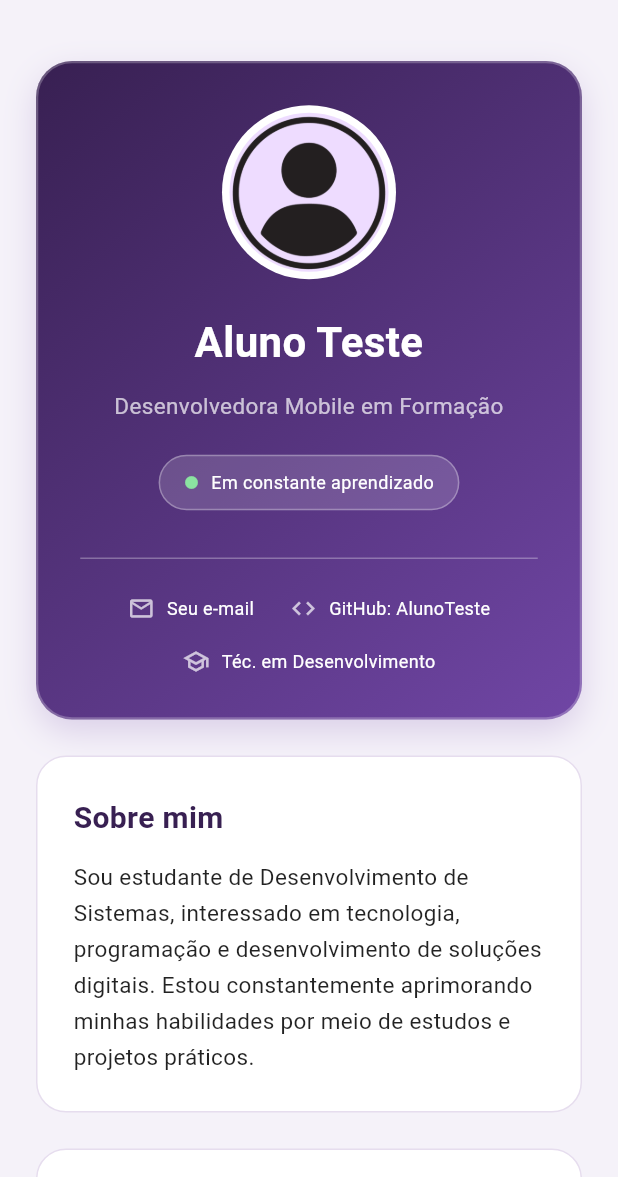
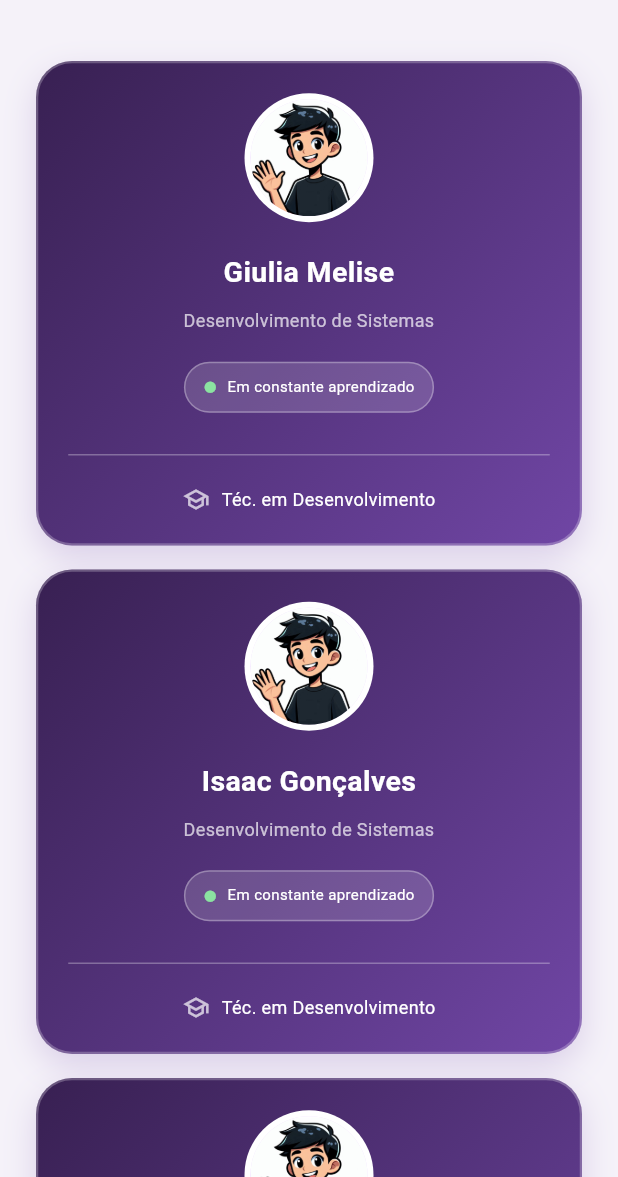
Before and after one commit to IsaacGoncalves01/devfolio_app, a Flutter app: the screen it shows after launch, on a phone screen of 412 x 824 dp, the part 59-1236 px from its top. Run offline on Flutter 3.47's test engine with Material 3 defaults, Android fonts, the phone set to English and light mode, and no system bars.

Commit message:
V.0.0.5 - Atualização das fotos dos alunos

```diff
--- a/lib/screens/perfil_screen.dart
+++ b/lib/screens/perfil_screen.dart
@@ -1,3 +1,4 @@
+
 import 'package:flutter/material.dart';
 
 import '../theme/app_colors.dart';
@@ -5,7 +6,6 @@ import '../widgets/info_item.dart';
 import '../widgets/skill_chip.dart';
 import '../widgets/dashboard_section.dart';
 
-// Tela principal do DevFolio
 class PerfilScreen extends StatelessWidget {
   const PerfilScreen({super.key});
 
@@ -13,7 +13,6 @@ class PerfilScreen extends StatelessWidget {
   Widget build(BuildContext context) {
     return Scaffold(
       backgroundColor: AppColors.fundo,
-
       appBar: AppBar(
         title: const Text(
           'DevFolio',
@@ -23,170 +22,56 @@ class PerfilScreen extends StatelessWidget {
         foregroundColor: AppColors.roxoEscuro,
         elevation: 0,
       ),
-
       body: SingleChildScrollView(
         padding: const EdgeInsets.all(24),
-
         child: Center(
           child: ConstrainedBox(
-            constraints: const BoxConstraints(maxWidth: 850),
-
+            constraints: const BoxConstraints(maxWidth: 1100),
             child: Column(
               crossAxisAlignment: CrossAxisAlignment.stretch,
               children: [
-                // CARTÃO DE IDENTIFICAÇÃO
-                Container(
-                  padding: const EdgeInsets.all(28),
+                LayoutBuilder(
+                  builder: (context, constraints) {
+                    final largura = constraints.maxWidth >= 750
+                        ? (constraints.maxWidth - 32) / 3
+                        : constraints.maxWidth;
 
-                  decoration: BoxDecoration(
-                    gradient: const LinearGradient(
-                      colors: [
-                        AppColors.roxoEscuro,
-                        AppColors.roxo,
-                      ],
-                      begin: Alignment.topLeft,
-                      end: Alignment.bottomRight,
-                    ),
-
-                    borderRadius: BorderRadius.circular(24),
-
-                    border: Border.all(
-                      color: Colors.white.withValues(alpha: 0.25),
-                      width: 1.5,
-                    ),
-
-                    boxShadow: [
-                      BoxShadow(
-                        color: AppColors.roxo.withValues(alpha: 0.20),
-                        blurRadius: 18,
-                        offset: const Offset(0, 8),
-                      ),
-                    ],
-                  ),
-
-                  child: Column(
-                    children: [
-                      // FOTO DE PERFIL
-                      CircleAvatar(
-                        radius: 58,
-                        backgroundColor: Colors.white,
-
-                        child: CircleAvatar(
-                          radius: 53,
-                          backgroundImage: const AssetImage(
-                            'assets/images/perfil.png',
+                    return Wrap(
+                      spacing: 16,
+                      runSpacing: 16,
+                      children: [
+                        SizedBox(
+                          width: largura,
+                          child: const CartaoAluno(
+                            nome: 'Giulia Melise',
                           ),
                         ),
-                      ),
-
-                      const SizedBox(height: 20),
-
-                      // NOME
-                      const Text(
-                        'Aluno Teste',
-                        textAlign: TextAlign.center,
-                        style: TextStyle(
-                          color: Colors.white,
-                          fontSize: 28,
-                          fontWeight: FontWeight.bold,
+                        SizedBox(
+                          width: largura,
+                          child: const CartaoAluno(
+                            nome: 'Isaac Gonçalves',
+                          ),
                         ),
-                      ),
-
-                      const SizedBox(height: 8),
-
-                      // IDENTIFICAÇÃO PROFISSIONAL
-                      const Text(
-                        'Desenvolvedora Mobile em Formação',
-                        textAlign: TextAlign.center,
-                        style: TextStyle(
-                          color: Colors.white70,
-                          fontSize: 15,
+                        SizedBox(
+                          width: largura,
+                          child: const CartaoAluno(
+                            nome: 'Bianca de Oliveira',
+                          ),
                         ),
-                      ),
-
-                      const SizedBox(height: 20),
-
-                      // STATUS
-                      Container(
-                        padding: const EdgeInsets.symmetric(
-                          horizontal: 16,
-                          vertical: 8,
-                        ),
-
-                        decoration: BoxDecoration(
-                          color: Colors.white.withValues(alpha: 0.15),
-                          borderRadius: BorderRadius.circular(30),
-                          border: Border.all(color: Colors.white30),
-                        ),
-
-                        child: const Row(
-                          mainAxisSize: MainAxisSize.min,
-                          children: [
-                            Icon(
-                              Icons.circle,
-                              color: Color(0xFF8BE3A1),
-                              size: 10,
-                            ),
-
-                            SizedBox(width: 8),
-
-                            Text(
-                              'Em constante aprendizado',
-                              style: TextStyle(
-                                color: Colors.white,
-                                fontSize: 12,
-                              ),
-                            ),
-                          ],
-                        ),
-                      ),
-
-                      const SizedBox(height: 24),
-
-                      Divider(
-                        color: Colors.white.withValues(alpha: 0.3),
-                      ),
-
-                      const SizedBox(height: 16),
-
-                      // INFORMAÇÕES DE CONTATO
-                      const Wrap(
-                        alignment: WrapAlignment.center,
-                        spacing: 24,
-                        runSpacing: 16,
-                        children: [
-                          InfoItem(
-                            icone: Icons.email_outlined,
-                            texto: 'Seu e-mail',
-                          ),
-
-                          InfoItem(
-                            icone: Icons.code,
-                            texto: 'GitHub: AlunoTeste',
-                          ),
-
-                          InfoItem(
-                            icone: Icons.school_outlined,
-                            texto: 'Téc. em Desenvolvimento',
-                          ),
-                        ],
-                      ),
-                    ],
-                  ),
+                      ],
+                    );
+                  },
                 ),
 
                 const SizedBox(height: 24),
 
-                // SEÇÃO SOBRE MIM
                 Container(
                   padding: const EdgeInsets.all(24),
-
                   decoration: BoxDecoration(
                     color: Colors.white,
                     borderRadius: BorderRadius.circular(20),
                     border: Border.all(color: AppColors.borda),
                   ),
-
                   child: Column(
                     crossAxisAlignment: CrossAxisAlignment.start,
                     children: [
@@ -198,16 +83,13 @@ class PerfilScreen extends StatelessWidget {
                           color: AppColors.roxoEscuro,
                         ),
                       ),
-
                       const SizedBox(height: 12),
-
                       const Text(
-                        'Sou estudante de Desenvolvimento de Sistemas, '
-                        'interessado em tecnologia, programação e '
-                        'desenvolvimento de soluções digitais. Estou constantemente '
-                        'aprimorando minhas habilidades por meio de '
-                        'estudos e projetos práticos.',
-
+                        'Somos estudantes de Desenvolvimento de Sistemas, '
+                        'interessados em tecnologia, programação e '
+                        'desenvolvimento de soluções digitais. Estamos '
+                        'constantemente aprimorando nossas habilidades '
+                        'por meio de estudos e projetos práticos.',
                         style: TextStyle(
                           color: Colors.black87,
                           fontSize: 15,
@@ -220,16 +102,13 @@ class PerfilScreen extends StatelessWidget {
 
                 const SizedBox(height: 24),
 
-                // SEÇÃO DE HABILIDADES
                 Container(
                   padding: const EdgeInsets.all(24),
-
                   decoration: BoxDecoration(
                     color: Colors.white,
                     borderRadius: BorderRadius.circular(20),
                     border: Border.all(color: AppColors.borda),
                   ),
-
                   child: Column(
                     crossAxisAlignment: CrossAxisAlignment.start,
                     children: [
@@ -241,9 +120,7 @@ class PerfilScreen extends StatelessWidget {
                           color: AppColors.roxoEscuro,
                         ),
                       ),
-
                       const SizedBox(height: 16),
-
                       const Wrap(
                         spacing: 10,
                         runSpacing: 10,
@@ -252,32 +129,26 @@ class PerfilScreen extends StatelessWidget {
                             habilidade: 'Flutter',
                             icone: Icons.phone_android,
                           ),
-
                           SkillChip(
                             habilidade: 'Dart',
                             icone: Icons.code,
                           ),
-
                           SkillChip(
                             habilidade: 'HTML',
                             icone: Icons.code,
                           ),
-
                           SkillChip(
                             habilidade: 'CSS',
                             icone: Icons.palette_outlined,
                           ),
-
                           SkillChip(
                             habilidade: 'JavaScript',
                             icone: Icons.code,
                           ),
-
                           SkillChip(
                             habilidade: 'Git & GitHub',
                             icone: Icons.source,
                           ),
-
                           SkillChip(
                             habilidade: 'SQL',
                             icone: Icons.storage,
@@ -290,15 +161,13 @@ class PerfilScreen extends StatelessWidget {
 
                 const SizedBox(height: 24),
 
-                // DASHBOARD DE PROJETOS
                 const DashboardSection(),
 
                 const SizedBox(height: 24),
 
-                // RODAPÉ
                 const Center(
                   child: Text(
-                    'DevFolio App • Meu portfólio em desenvolvimento',
+                    'DevFolio App • Nosso portfólio em desenvolvimento',
                     textAlign: TextAlign.center,
                     style: TextStyle(
                       color: Colors.black54,
@@ -316,3 +185,125 @@ class PerfilScreen extends StatelessWidget {
     );
   }
 }
+
+class CartaoAluno extends StatelessWidget {
+  final String nome;
+
+  const CartaoAluno({
+    super.key,
+    required this.nome,
+  });
+
+  @override
+  Widget build(BuildContext context) {
+    return Container(
+      padding: const EdgeInsets.all(20),
+      decoration: BoxDecoration(
+        gradient: const LinearGradient(
+          colors: [
+            AppColors.roxoEscuro,
+            AppColors.roxo,
+          ],
+          begin: Alignment.topLeft,
+          end: Alignment.bottomRight,
+        ),
+        borderRadius: BorderRadius.circular(24),
+        border: Border.all(
+          color: Colors.white.withValues(alpha: 0.25),
+          width: 1.5,
+        ),
+        boxShadow: [
+          BoxShadow(
+            color: AppColors.roxo.withValues(alpha: 0.20),
+            blurRadius: 18,
+            offset: const Offset(0, 8),
+          ),
+        ],
+      ),
+      child: Column(
+        children: [
+          CircleAvatar(
+            radius: 43,
+            backgroundColor: Colors.white,
+            child: CircleAvatar(
+              radius: 39,
+              backgroundImage: const AssetImage(
+                'assets/images/perfil.png',
+              ),
+            ),
+          ),
+
+          const SizedBox(height: 18),
+
+          Text(
+            nome,
+            textAlign: TextAlign.center,
+            style: const TextStyle(
+              color: Colors.white,
+              fontSize: 19,
+              fontWeight: FontWeight.bold,
+            ),
+          ),
+
+          const SizedBox(height: 8),
+
+          const Text(
+            'Desenvolvimento de Sistemas',
+            textAlign: TextAlign.center,
+            style: TextStyle(
+              color: Colors.white70,
+              fontSize: 12,
+            ),
+          ),
+
+          const SizedBox(height: 18),
+
+          Container(
+            padding: const EdgeInsets.symmetric(
+              horizontal: 12,
+              vertical: 8,
+            ),
+            decoration: BoxDecoration(
+              color: Colors.white.withValues(alpha: 0.15),
+              borderRadius: BorderRadius.circular(30),
+              border: Border.all(color: Colors.white30),
+            ),
+            child: const Row(
+              mainAxisSize: MainAxisSize.min,
+              children: [
+                Icon(
+                  Icons.circle,
+                  color: Color(0xFF8BE3A1),
+                  size: 9,
+                ),
+                SizedBox(width: 7),
+                Flexible(
+                  child: Text(
+                    'Em constante aprendizado',
+                    style: TextStyle(
+                      color: Colors.white,
+                      fontSize: 10,
+                    ),
+                  ),
+                ),
+              ],
+            ),
+          ),
+
+          const SizedBox(height: 20),
+
+          Divider(
+            color: Colors.white.withValues(alpha: 0.3),
+          ),
+
+          const SizedBox(height: 12),
+
+          const InfoItem(
+            icone: Icons.school_outlined,
+            texto: 'Téc. em Desenvolvimento',
+          ),
+        ],
+      ),
+    );
+  }
+}
```
Also changed, not shown: assets/images/perfil.png.
